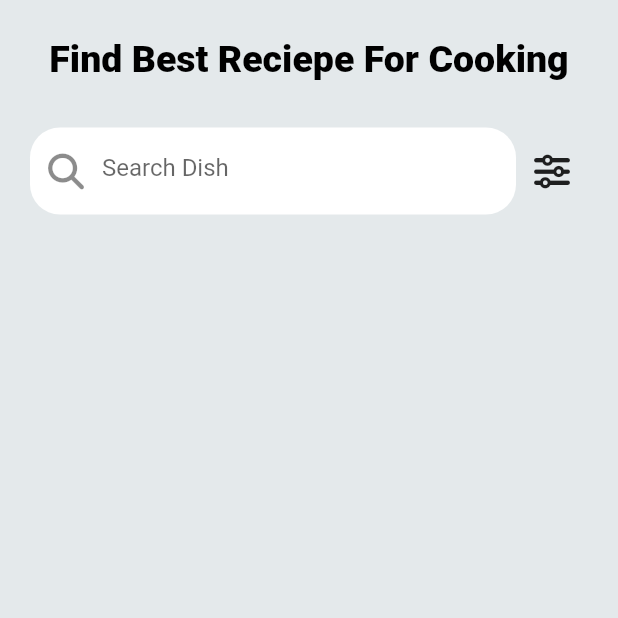
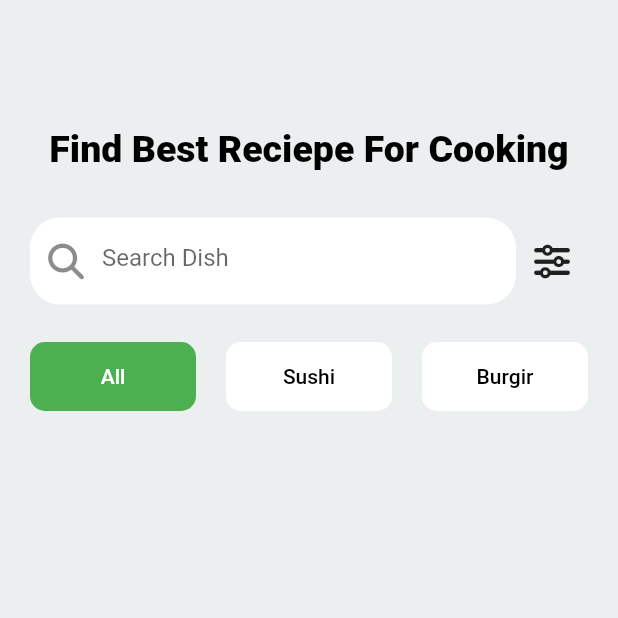
Before and after one commit to milkyascodes/sushi_UI, a Flutter app: the screen it shows after launch, after a tap on "Get Started", on a phone screen of 412 x 824 dp, the top half of it. Run offline on Flutter 3.47's test engine with Material 2 defaults, Android fonts, the phone set to English and light mode, and no system bars; our stand-ins replace font_awesome_flutter.

Commit message:
added tab buttons

```diff
--- a/lib/screens/home_screen.dart
+++ b/lib/screens/home_screen.dart
@@ -13,25 +13,28 @@ class HomeScreen extends StatefulWidget {
 class _HomeScreenState extends State<HomeScreen> {
   @override
   Widget build(BuildContext context) {
-    return SafeArea(
-      child: Scaffold(
+    return Scaffold(
       backgroundColor: Colors.transparent,
       body: Container(
         padding: EdgeInsets.all(20),
         width: double.infinity,
-          color: Color.fromARGB(255, 228, 233, 235),
+        color: Color.fromARGB(255, 235, 239, 240),
         child: Column(
           children: [
             SizedBox(
-                child: buildTitle('Find Best Reciepe For Cooking', 25, 1.4,
-                    Colors.black, false),
+              height: 60,
             ),
+            buildTitle(
+                'Find Best Reciepe For Cooking', 25, 1.4, Colors.black, false),
             SizedBox(
               height: 30,
             ),
             buildSearch(),
+            SizedBox(
+              height: 25,
+            ),
+            buildTabs(),
           ],
-          ),
         ),
       ),
     );
--- a/lib/widget/widgets.dart
+++ b/lib/widget/widgets.dart
@@ -78,3 +78,34 @@ Widget buildSearch() {
     ],
   );
 }
+
+Widget buildTabs() {
+  return Row(
+    mainAxisAlignment: MainAxisAlignment.spaceBetween,
+    children: [
+      buildTabBtn('All', true),
+      SizedBox(width: 20),
+      buildTabBtn('Sushi', false),
+      SizedBox(width: 20),
+      buildTabBtn('Burgir', false),
+    ],
+  );
+}
+
+Widget buildTabBtn(String text, bool active) {
+  return Expanded(
+    child: Container(
+      decoration: BoxDecoration(
+          borderRadius: BorderRadius.circular(10),
+          color: active ? Colors.green : Colors.white),
+      padding: EdgeInsets.symmetric(vertical: 15, horizontal: 0),
+      child: Center(
+          child: Text(
+        text,
+        style: TextStyle(
+            fontWeight: FontWeight.w500,
+            color: active ? Colors.white : Colors.black),
+      )),
+    ),
+  );
+}
```
Lines whose indentation alone changed are shown as unchanged.
